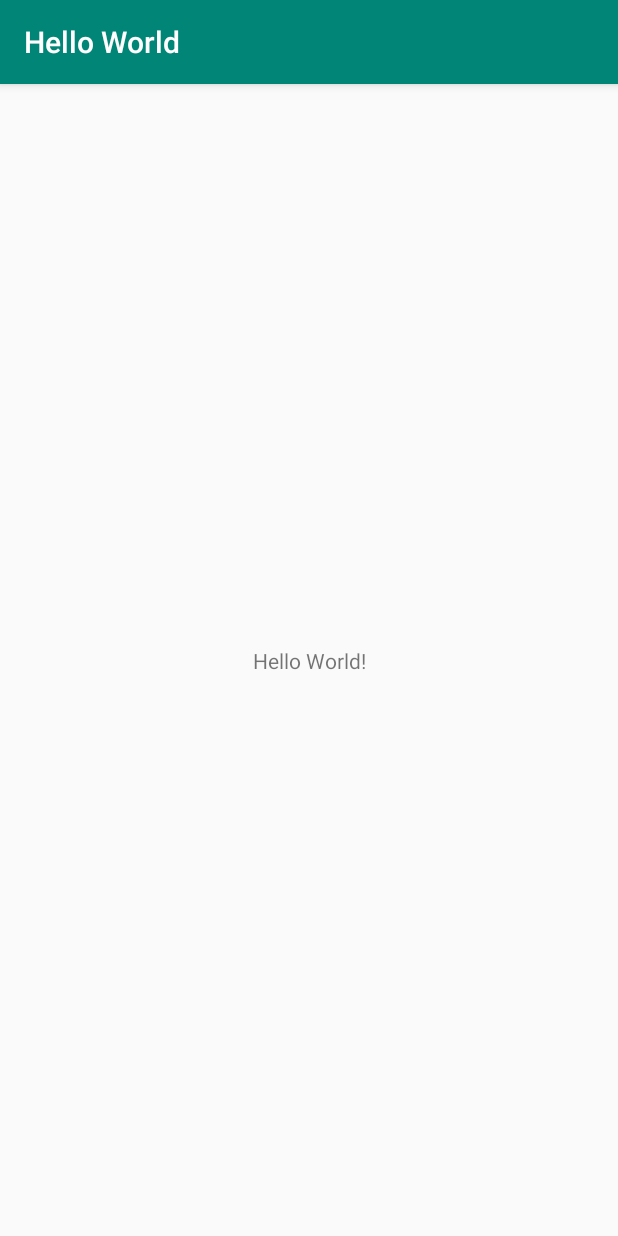
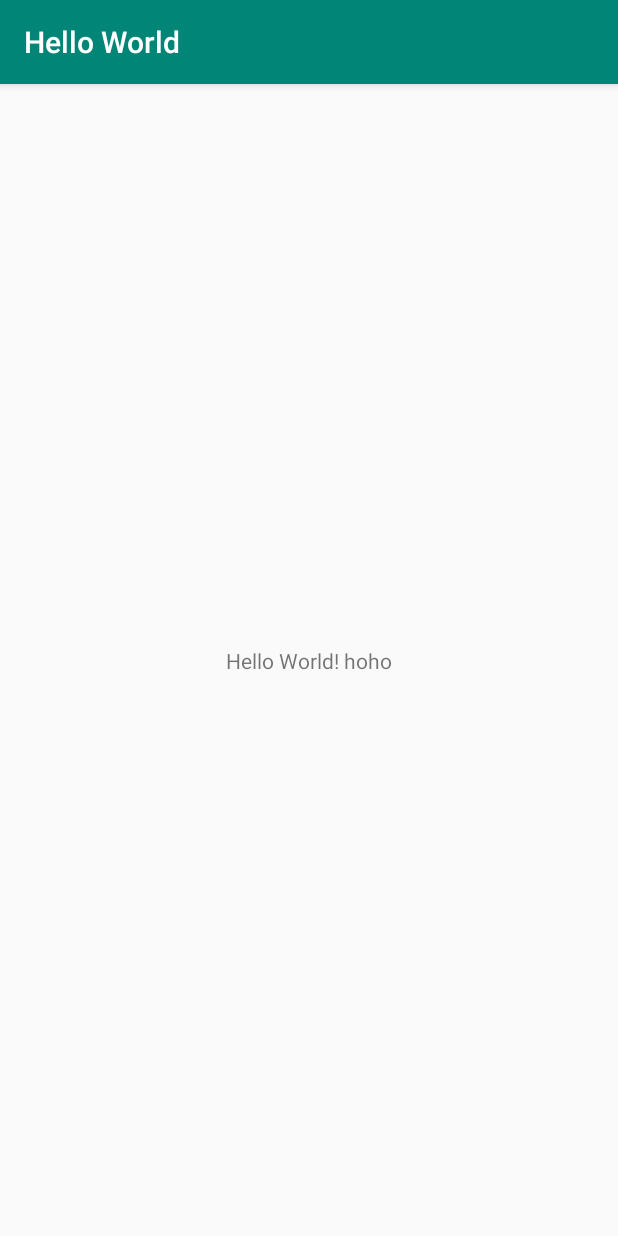
Before and after one commit to sofiull/Hello_World, an Android app: the screen it shows after launch (MainActivity), on a phone screen of 412 x 824 dp. Run offline under Robolectric (Android 15) with nearby library versions, the phone set to English and light mode, and no system bars.

Commit message:
Menambah kata "hoho" setelah Hello World

```diff
--- a/app/src/main/res/layout/activity_main.xml
+++ b/app/src/main/res/layout/activity_main.xml
@@ -9,7 +9,7 @@
     <TextView
         android:layout_width="wrap_content"
         android:layout_height="wrap_content"
-        android:text="Hello World!"
+        android:text="Hello World! hoho"
         app:layout_constraintBottom_toBottomOf="parent"
         app:layout_constraintLeft_toLeftOf="parent"
         app:layout_constraintRight_toRightOf="parent"
```
